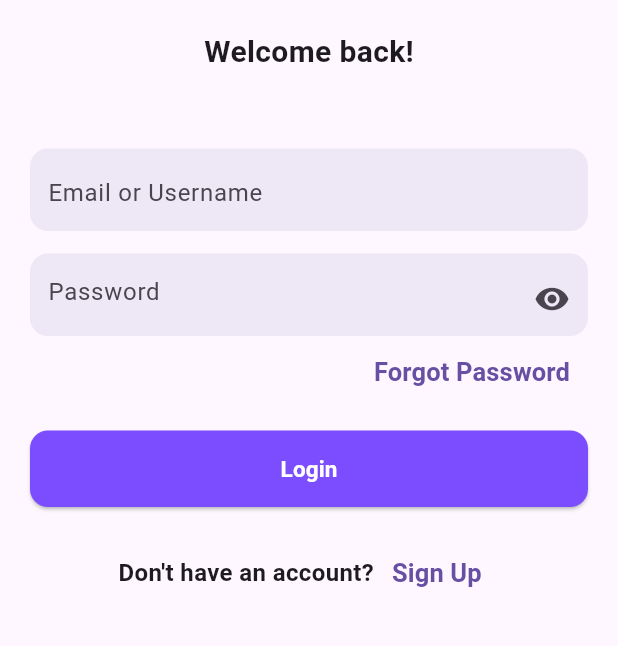
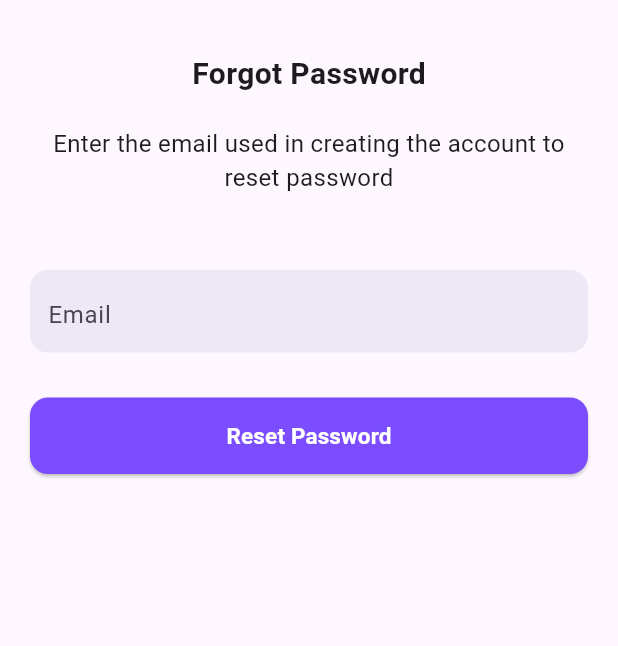
Before and after one commit to Ozurumba007/apt_learn_ui, a Flutter app: the screen it shows after launch, after a tap on "Login", after a tap on "Forgot Password", on a phone screen of 412 x 824 dp, the part 180-826 px from its top. Run offline on Flutter 3.47's test engine with Material 2 defaults, Android fonts, the phone set to English and light mode, and no system bars; our stand-ins replace get, smooth_page_indicator.

```diff
--- a/lib/forgot_pass_screen/forgot_password_screen.dart
+++ b/lib/forgot_pass_screen/forgot_password_screen.dart
@@ -0,0 +1,55 @@
+import 'package:flutter/material.dart';
+
+import '../utili/elevated_button.dart';
+import '../utili/textfield_input.dart';
+
+class ForgotPassword extends StatefulWidget {
+  const ForgotPassword({super.key});
+
+  @override
+  State<ForgotPassword> createState() => _ForgotPasswordState();
+}
+
+class _ForgotPasswordState extends State<ForgotPassword> {
+  @override
+  Widget build(BuildContext context) {
+    return Scaffold(
+      body: Padding(
+        padding: const EdgeInsets.symmetric(horizontal: 20.0),
+        child: SingleChildScrollView(
+          child: SafeArea(
+            child: Column(
+              children: [
+                SizedBox(height: 50),
+                Center(
+                  child: Container(
+                    height: 70,
+                    child: Image.asset('assets/apt_learn_logo.png'),
+                  ),
+                ),
+                SizedBox(height: 35),
+                Text(
+                  'Forgot Password',
+                  style: TextStyle(fontSize: 20, fontWeight: FontWeight.bold),
+                ),
+                SizedBox(height: 20),
+                Text(
+                  'Enter the email used in creating the account to reset password',
+                  textAlign: TextAlign.center,
+                  style: TextStyle(fontWeight: FontWeight.w400, fontSize: 16),
+                ),
+                SizedBox(height: 50),
+                TextfieldInput(
+                  hintText: 'Email',
+                  obscureText: false,
+                ),
+                SizedBox(height: 30),
+                ElevatedButtonStyle(onPressed: () {}, text: 'Reset Password'),
+              ],
+            ),
+          ),
+        ),
+      ),
+    );
+  }
+}
--- a/lib/login/login_screen.dart
+++ b/lib/login/login_screen.dart
@@ -2,6 +2,7 @@ import 'package:apt_learn_design/utili/textfield_input.dart';
 import 'package:flutter/material.dart';
 import 'package:get/get.dart';
 
+import '../forgot_pass_screen/forgot_password_screen.dart';
 import '../signUp/signUp_screen.dart';
 import '../utili/elevated_button.dart';
 
@@ -49,7 +50,9 @@ class _LoginScreenState extends State<LoginScreen> {
                   mainAxisAlignment: MainAxisAlignment.end,
                   children: [
                     TextButton(
-                      onPressed: () {},
+                      onPressed: () => Get.to(
+                        () => ForgotPassword(),
+                      ),
                       child: Text(
                         'Forgot Password',
                         style: TextStyle(
```
Also changed, not shown: lib/home_screen/home_screen.dart (added).
